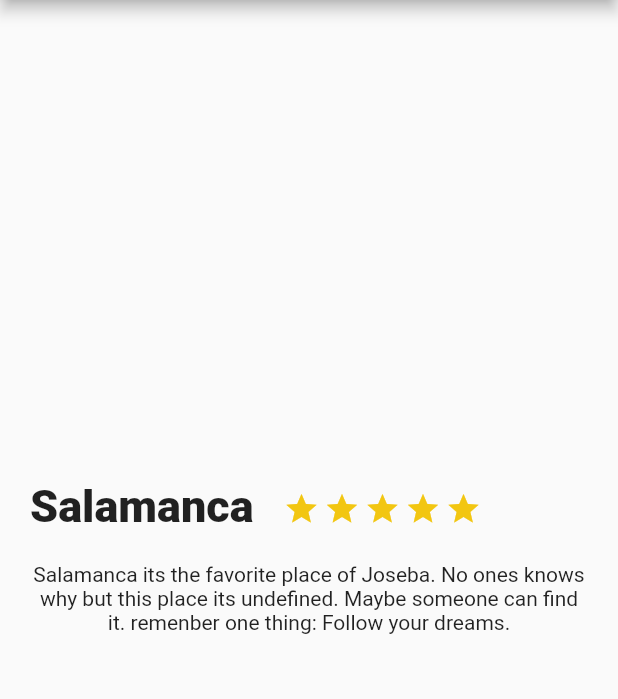
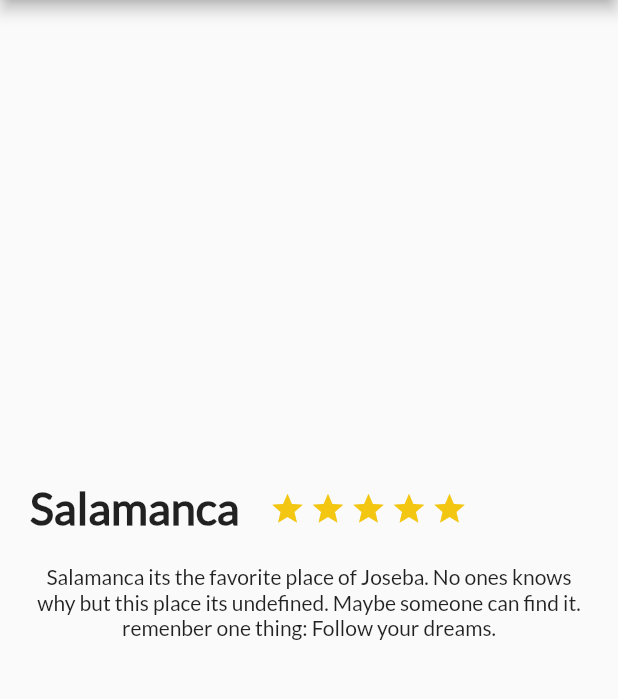
Before and after one commit to Brillande/hello_world, a Flutter app: the screen it shows after launch, on a phone screen of 412 x 824 dp, the part 84-783 px from its top. Run offline on Flutter 3.47's test engine with Material 2 defaults, Android fonts, the phone set to English and light mode, and no system bars.

Commit message:
learning flutter on platzi.
added description place and working on review section.

```diff
--- a/lib/description_place.dart
+++ b/lib/description_place.dart
@@ -1,9 +1,38 @@
 import 'package:flutter/material.dart';
 
 class DescriptionPlace extends StatelessWidget {
+
+String namePlace;
+int stars;
+String descriptionPlace;
+String descriptionDummy = "Salamanca its the favorite place of Joseba. No ones knows why but this place its undefined. Maybe someone can find it. remenber one thing: Follow your dreams.";
+DescriptionPlace(this.namePlace,this.stars, this.descriptionPlace);
+
   @override
   Widget build(BuildContext context) {
+    final star_Half= Container(
+        margin:EdgeInsets.only(
+        top:323.0,
+        right:3.0,
+      ),
 
+      child:Icon(
+        Icons.star_half,
+        color: Color(0xFFf2c611),
+      ),
+    );
+
+      final star_Border= Container(
+        margin:EdgeInsets.only(
+        top:323.0,
+        right:3.0,
+      ),
+
+      child:Icon(
+        Icons.star_half,
+        color: Color(0xFFf2c611),
+      ),
+    );
     final star=Container(
       margin:EdgeInsets.only(
         top:323.0,
@@ -22,9 +51,10 @@ class DescriptionPlace extends StatelessWidget {
         left:20.0,
         right:20.0
       ),
-       child: Text(
-        "Salamanca its the favorite place of Joseba. No ones knows why but this place its undefined. Maybe someone can find it. remenber one thing: Follow your dreams.",
+       child: new Text(
+         descriptionPlace,
           style:TextStyle(
+            fontFamily: "Lato",
             fontSize: 14.0,
             fontWeight: FontWeight.normal
           ),
@@ -41,8 +71,9 @@ class DescriptionPlace extends StatelessWidget {
             right: 20.0,
           ),
           child: Text(
-            "Salamanca",
+            namePlace,
               style: TextStyle(
+                fontFamily: "Lato",
                 fontSize:30.0,
                 fontWeight: FontWeight.w900
               ),
--- a/lib/main.dart
+++ b/lib/main.dart
@@ -4,6 +4,7 @@ import 'description_place.dart';
 void main() => runApp(MyApp());
 
 class MyApp extends StatelessWidget {
+  String descriptionDummy = "Salamanca its the favorite place of Joseba. No ones knows why but this place its undefined. Maybe someone can find it. remenber one thing: Follow your dreams.";
   // This widget is the root of your application.
   @override
   Widget build(BuildContext context) {
@@ -25,7 +26,7 @@ class MyApp extends StatelessWidget {
         appBar: AppBar(
           title: Text("Hello World"),
         ) ,
-        body: new DescriptionPlace(),
+        body: new DescriptionPlace("Salamanca", 4 , descriptionDummy),
       )
     );
   }
```
Also changed, not shown: lib/review.dart (added, +106 -0 lines), pubspec.yaml (+7 -0 lines), assets/img/people.jpg (added), fonts/Lato-Regular.ttf (added), 1 other file.
